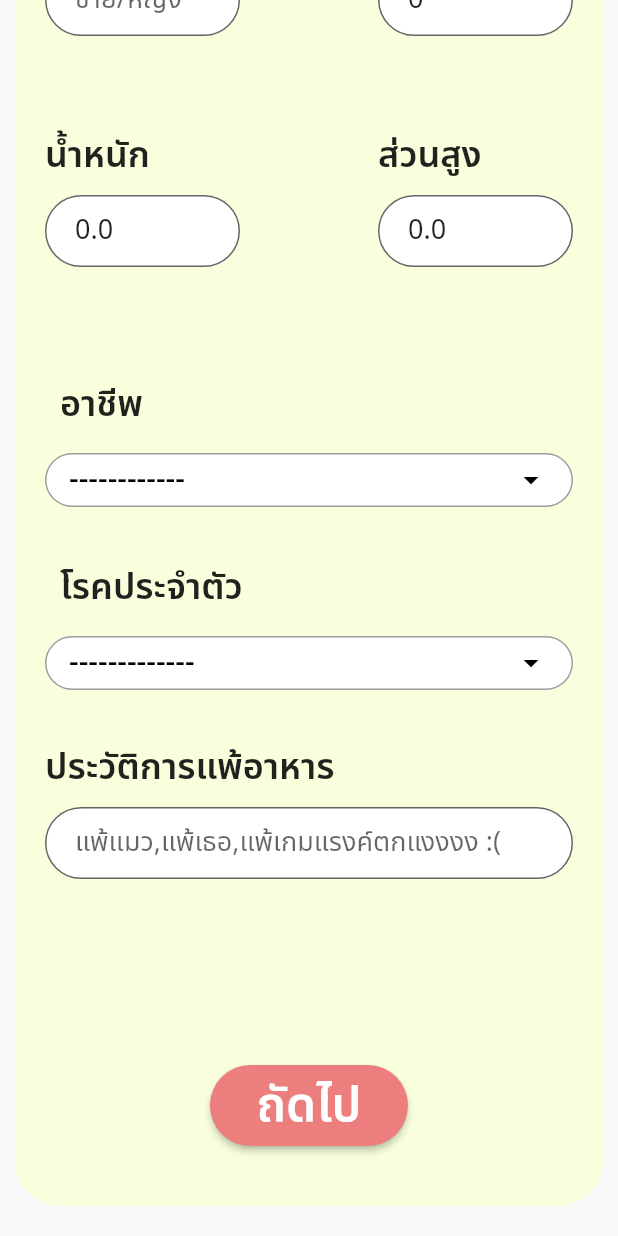
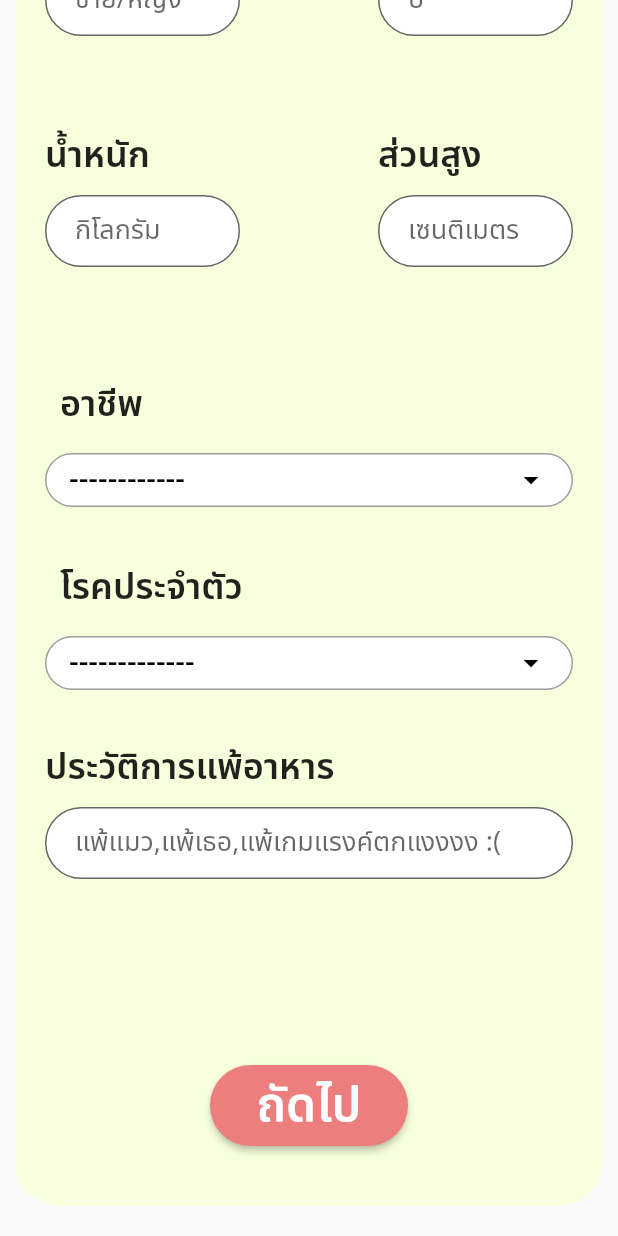
Before and after one commit to AINutritionProject/KinDeeUDee, a Flutter app: the InformationPage screen opened directly, scrolled down 490 dp, on a phone screen of 412 x 824 dp. Run offline on Flutter 3.47's test engine with Material 2 defaults, Android fonts, the phone set to English and light mode, and no system bars; our stand-ins replace camera, cloud_firestore, csv, dotted_border, email_validator, firebase_auth and 7 more; accounts and stored records are empty; network calls fail.

Commit message:
personal_information if the number fields have 0 value show "" not 0.0

```diff
--- a/lib/pages/information/personal_information.dart
+++ b/lib/pages/information/personal_information.dart
@@ -80,9 +80,12 @@ class _PersonalBodyState extends State<PersonalBody> {
   void initState() {
     _nameTextController.text = widget.user.fullname;
     _genderTextController.text = widget.user.gender;
-    _ageTextController.text = widget.user.age.toString();
-    _weightTextController.text = widget.user.weight.toString();
-    _heightTextController.text = widget.user.height.toString();
+    _ageTextController.text =
+        widget.user.age == 0 ? "" : widget.user.age.toString();
+    _weightTextController.text =
+        widget.user.weight == 0 ? "" : widget.user.weight.toString();
+    _heightTextController.text =
+        widget.user.height == 0 ? "" : widget.user.height.toString();
     _foodAllergyTextController.text = widget.user.foodAllergy;
     selectedCareer = widget.user.career;
     selectedChronicDisease = widget.user.chronicDisease;
```
